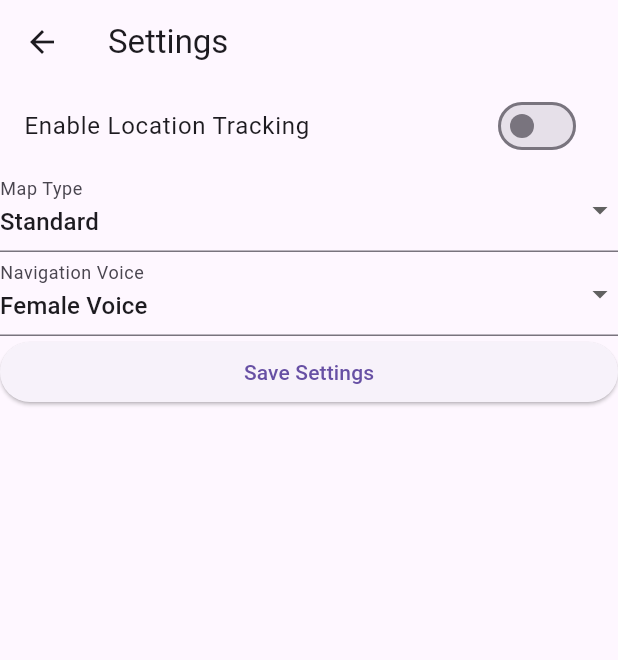
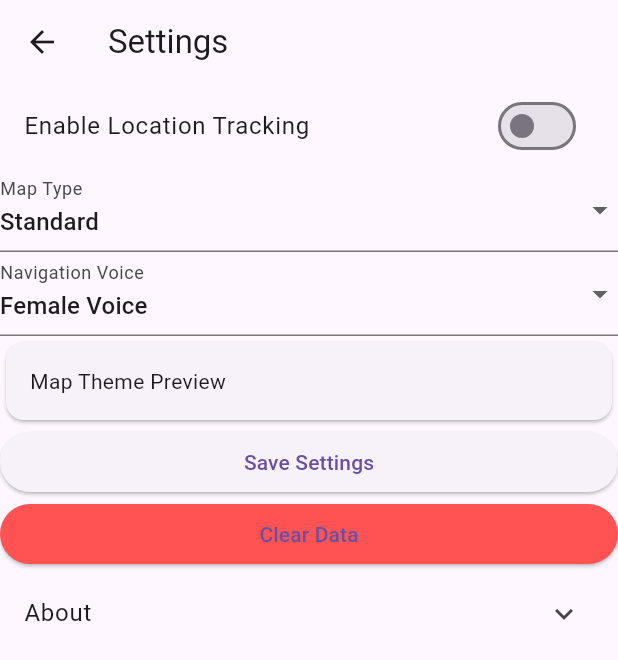
Before and after one commit to vedantbhawnani/IPD, a Flutter app: the Settings screen opened directly, after a tap on "Enable Location Tracking", on a phone screen of 412 x 824 dp. Shown: the top 660 px of the screen. Run offline on Flutter 3.47's test engine with Material 3 defaults, Android fonts, the phone set to English and light mode, and no system bars; our stand-ins replace curved_navigation_bar, firebase_auth, firebase_core, google_maps_flutter, shared_preferences; missing offline and left inert: expandable_bottom_bar; accounts and stored records are empty.

Commit message:
Updated UI

```diff
--- a/lib/pages/Settings.dart
+++ b/lib/pages/Settings.dart
@@ -5,13 +5,14 @@ class Settings extends StatefulWidget {
   const Settings({Key? key}) : super(key: key);
 
   @override
-  State<Settings> createState() => _SettingsState();
+  State<Settings> createState() => _SettingsPageState();
 }
 
-class _SettingsState extends State<Settings> {
+class _SettingsPageState extends State<Settings> {
   bool _locationTrackingEnabled = true;
   int _mapType = 1; // 1: Standard, 2: Satellite, etc.
   String _navigationVoice = 'Female';
+  Color _mapThemeColor = Colors.blue;
 
   Future<void> _loadSettings() async {
     final prefs = await SharedPreferences.getInstance();
@@ -19,6 +20,8 @@ class _SettingsState extends State<Settings> {
       _locationTrackingEnabled = prefs.getBool('locationTracking') ?? true;
       _mapType = prefs.getInt('mapType') ?? 1;
       _navigationVoice = prefs.getString('navigationVoice') ?? 'Female';
+      _mapThemeColor =
+          Color(prefs.getInt('mapThemeColor') ?? Colors.blue.value);
     });
   }
 
@@ -27,6 +30,13 @@ class _SettingsState extends State<Settings> {
     prefs.setBool('locationTracking', _locationTrackingEnabled);
     prefs.setInt('mapType', _mapType);
     prefs.setString('navigationVoice', _navigationVoice);
+    prefs.setInt('mapThemeColor', _mapThemeColor.value);
+  }
+
+  void _clearData() async {
+    // Implement data clearing logic for search history or saved locations
+    // Show confirmation dialog and handle potential errors
+    // ...
   }
 
   @override
@@ -38,17 +48,14 @@ class _SettingsState extends State<Settings> {
   @override
   Widget build(BuildContext context) {
     return Scaffold(
-      appBar: AppBar(
-        title: Text('Settings'),
-      ),
+      appBar: AppBar(title: Text('Settings')),
       body: ListView(
         children: [
           SwitchListTile(
             title: Text('Enable Location Tracking'),
             value: _locationTrackingEnabled,
-            onChanged: (value) => setState(() {
-              _locationTrackingEnabled = value;
-            }),
+            onChanged: (value) =>
+                setState(() => _locationTrackingEnabled = value),
           ),
           DropdownButtonFormField(
             value: _mapType,
@@ -57,9 +64,7 @@ class _SettingsState extends State<Settings> {
               DropdownMenuItem(value: 2, child: Text('Satellite')),
               // ... other options
             ],
-            onChanged: (value) => setState(() {
-              _mapType = value as int;
-            }),
+            onChanged: (value) => setState(() => _mapType = value as int),
             decoration: InputDecoration(
               labelText: 'Map Type',
             ),
@@ -71,16 +76,41 @@ class _SettingsState extends State<Settings> {
               DropdownMenuItem(value: 'Male', child: Text('Male Voice')),
               // ... other options
             ],
-            onChanged: (value) => setState(() {
-              _navigationVoice = value as String;
-            }),
+            onChanged: (value) =>
+                setState(() => _navigationVoice = value as String),
             decoration: InputDecoration(
               labelText: 'Navigation Voice',
             ),
           ),
+          // Map Theme Preview Pane
+          Card(
+            child: Padding(
+              padding: const EdgeInsets.all(16.0),
+              child: Text('Map Theme Preview'),
+            ),
+          ),
+          // Update this pane dynamically based on map type and theme color
+          // ...
           ElevatedButton(
             onPressed: _saveSettings,
             child: Text('Save Settings'),
+          ),
+          // Clear Data Button
+          ElevatedButton(
+            onPressed: _clearData,
+            child: Text('Clear Data'),
+            style: ElevatedButton.styleFrom(
+              backgroundColor: Colors.redAccent,
+            ),
+          ),
+          // About Section
+          ExpansionTile(
+            title: Text('About'),
+            children: [
+              Text('App Version: 1.0.0'),
+              Text('Contact: support@yourapp.com'),
+              Text('Privacy Policy: https://yourapp.com/privacy'),
+            ],
           ),
         ],
       ),
```
